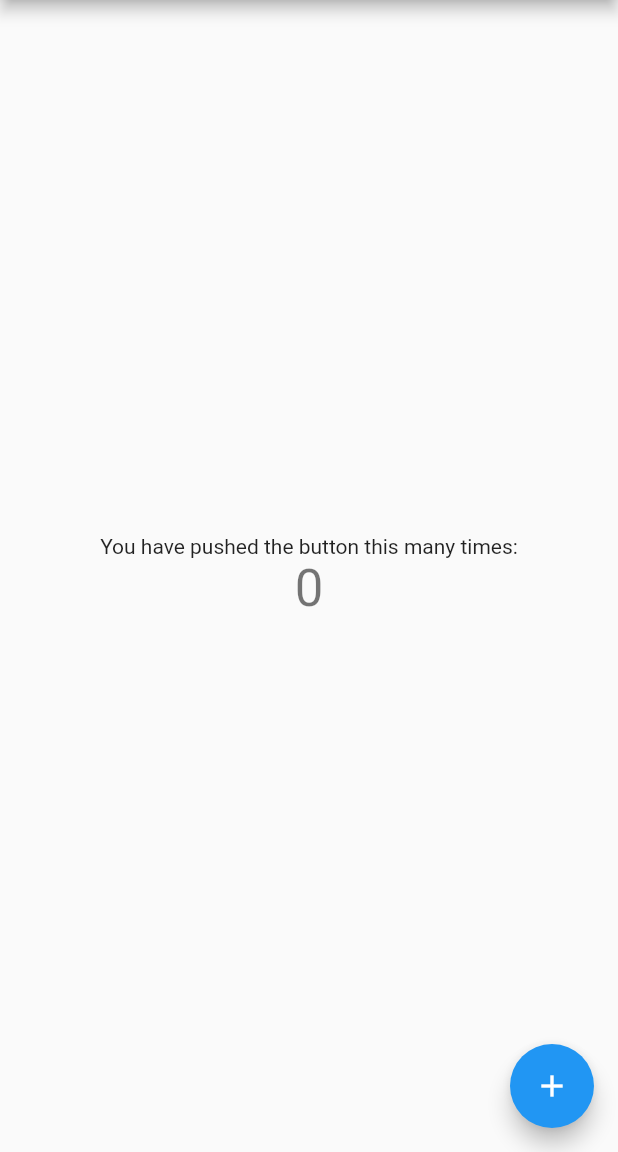
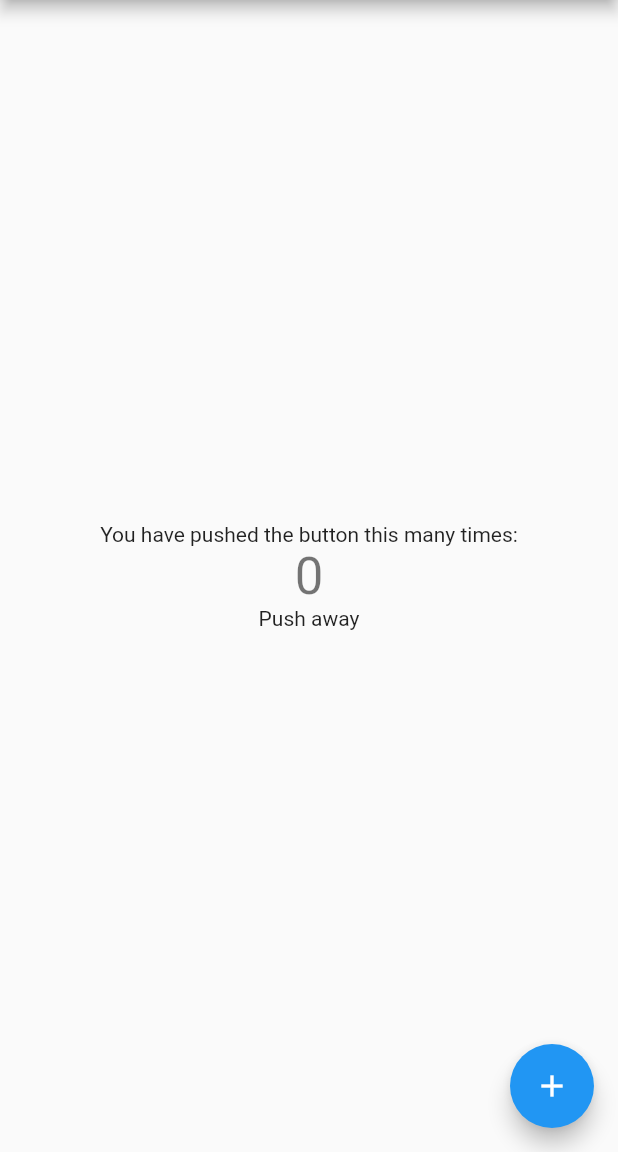
Before and after one commit to stevebroshar/i_am_rich, a Flutter app: the screen it shows after launch, on a phone screen of 412 x 824 dp, the part 84-1236 px from its top. Run offline on Flutter 3.47's test engine with Material 2 defaults, Android fonts, the phone set to English and light mode, and no system bars.

Commit message:
add stop message

```diff
--- a/lib/main.dart
+++ b/lib/main.dart
@@ -102,6 +102,7 @@ class _MyHomePageState extends State<MyHomePage> {
               '$_counter',
               style: Theme.of(context).textTheme.headline4,
             ),
+            _counter > 10 ? const Text('Now stop pushing it!') : const Text('Push away'),
           ],
         ),
       ),
```
